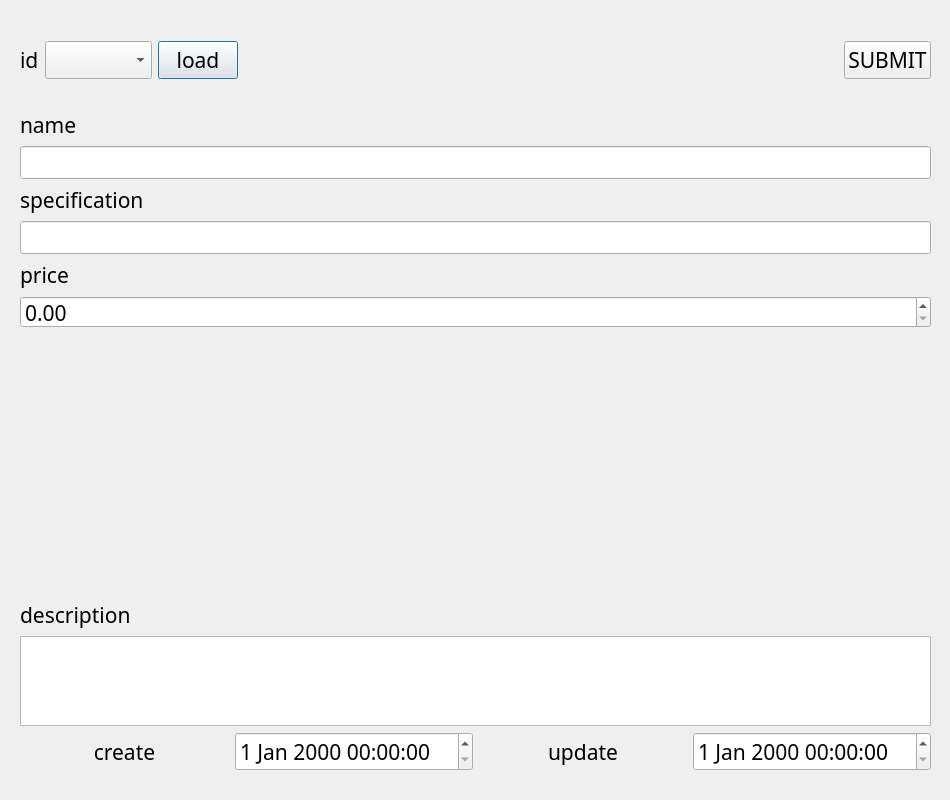
SuhYeoJee/OrderManager, file ui/shankDialog.ui: the form before one commit.
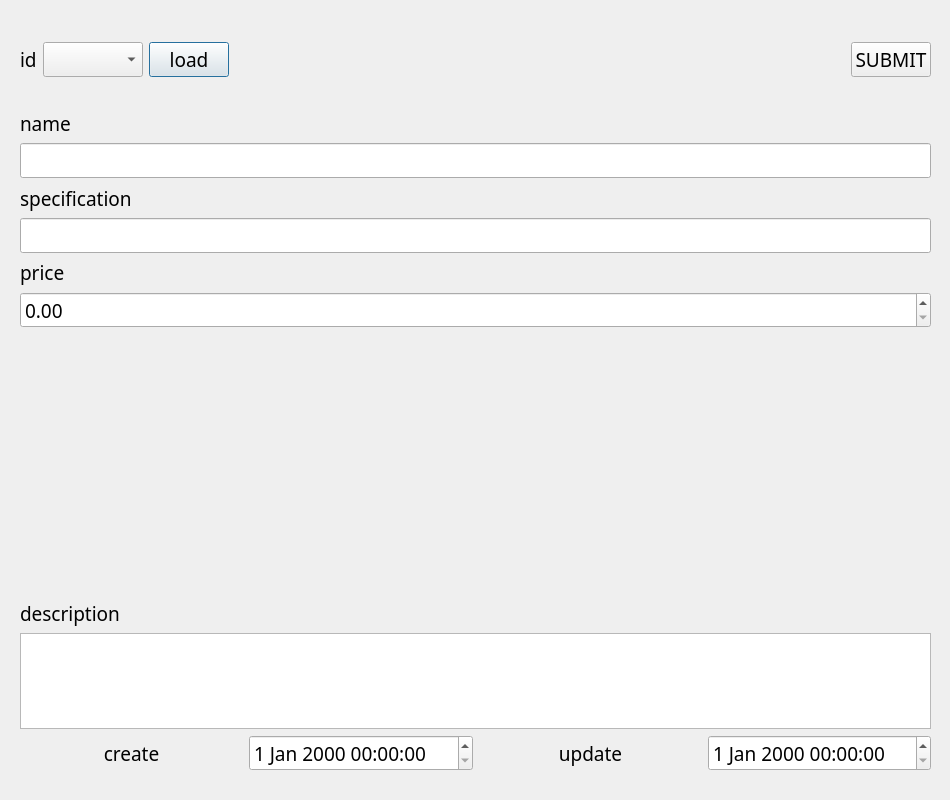
The form after the commit.

```diff
--- a/ui/shankDialog.ui
+++ b/ui/shankDialog.ui
@@ -13,7 +13,7 @@
   <property name="font">
    <font>
     <family>굴림</family>
-    <pointsize>16</pointsize>
+    <pointsize>14</pointsize>
    </font>
   </property>
   <property name="windowTitle">
```
